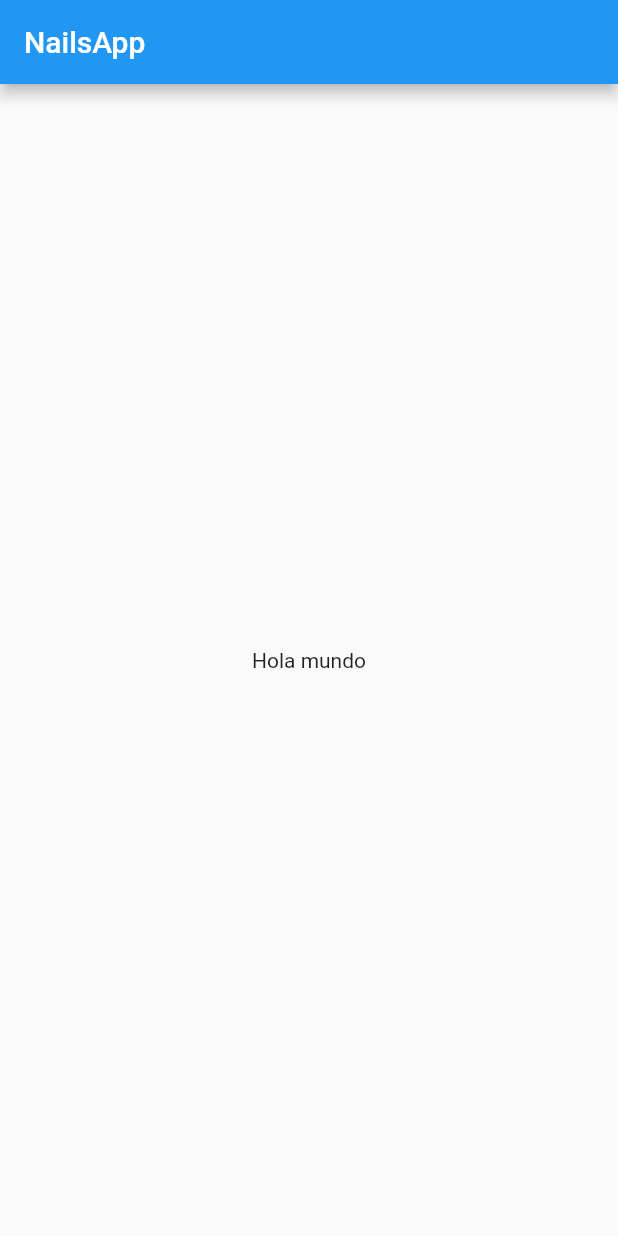
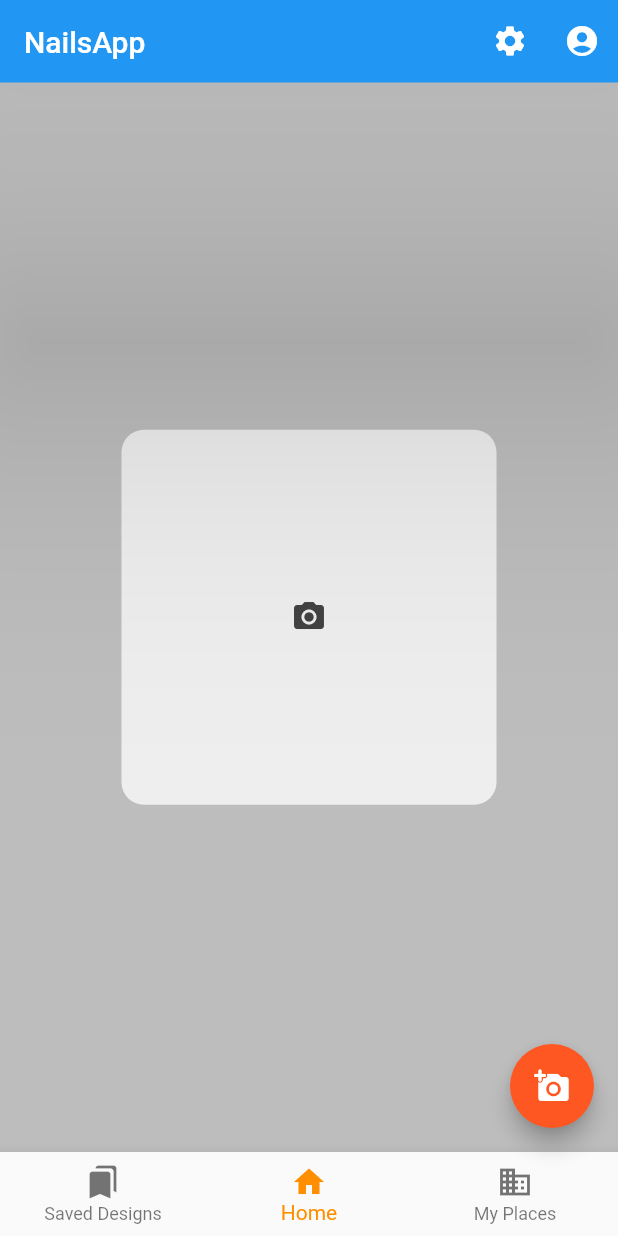
Before and after one commit to henrryrj/nails_app, a Flutter app: the screen it shows after launch, on a phone screen of 412 x 824 dp. Run offline on Flutter 3.47's test engine with Material 2 defaults, Android fonts, the light colour scheme and no system bars; our stand-ins replace camera, image_picker.

Commit message:
ImagePicker, Api Connection, Home Widget, BottomNavBar, AppBar
basic project structure, using image-picker library and api connection

```diff
--- a/lib/main.dart
+++ b/lib/main.dart
@@ -1,6 +1,8 @@
 // ignore_for_file: prefer_const_constructors
 
 import 'package:flutter/material.dart';
+import 'package:nails_app/utilities/themes/primary_theme.dart';
+import 'package:nails_app/screens/home.dart';
 
 void main() {
   runApp(const MyApp());
@@ -8,35 +10,14 @@ void main() {
 
 class MyApp extends StatelessWidget {
   const MyApp({Key? key}) : super(key: key);
+  final title = "NailsApp";
 
   @override
   Widget build(BuildContext context) {
     return MaterialApp(
         debugShowCheckedModeBanner: false,
-        title: 'Flutter Demo',
-        theme: ThemeData(
-          primarySwatch: Colors.blue,
-        ),
-        home: const MyHomePage(title: 'NailsApp'));
+        title: title,
+        theme: PrimaryTheme.lightTheme,
+        home: HomePage(title: title));
   }
 }
-
-class MyHomePage extends StatefulWidget {
-  const MyHomePage({Key? key, required this.title}) : super(key: key);
-
-  final String title;
-
-  @override
-  State<MyHomePage> createState() => _MyHomePageState();
-}
-
-class _MyHomePageState extends State<MyHomePage> {
-  @override
-  Widget build(BuildContext context) {
-    return Scaffold(
-        appBar: AppBar(
-          title: Text(widget.title),
-        ),
-        body: Center(child: Text('Hola mundo')));
-  }
-}
--- /dev/null
+++ b/lib/models/nail_design.dart
@@ -0,0 +1,17 @@
+
+class NailDesign {
+
+  int imageId;
+  double price;
+
+  NailDesign({
+    required this.imageId,
+    required this.price
+  });
+
+  void setPriceFromAPI(double price) {
+    this.price = price;
+  }
+
+  /* Modificar clase para asegurar la integridad de los datos */
+}
--- /dev/null
+++ b/lib/screens/home.dart
@@ -0,0 +1,182 @@
+import 'dart:io';
+import 'dart:typed_data';
+
+import 'package:flutter/material.dart';
+import 'package:nails_app/models/nail_design.dart';
+import 'package:nails_app/providers/image_handler.dart';
+import 'package:nails_app/utilities/themes/colors/MyColors.dart';
+import 'package:nails_app/widgets/general/appbar.dart';
+
+class HomePage extends StatefulWidget {
+
+  final String title;
+
+  HomePage({Key? key, required this.title}) : super(key : key);
+
+  @override
+  State createState() => HomePageState();
+}
+
+class HomePageState extends State<HomePage> {
+
+  Uint8List image = Uint8List(0);
+  bool isImagePicked = false;
+  int selectedIndex = 1;
+
+  List<Widget> widgetOptions = <Widget>[
+    //Index 0: Saved Designs
+    Center(child: Text('Saved Designs')),
+    //Index 1: Home
+    Center(child: Text('Home')),
+    //Index 2: My Places
+    Center(child: Text('My Places')),
+  ];
+
+
+  @override
+  Widget build(BuildContext context) {
+    return Scaffold(
+      backgroundColor: MyColors.DividerColor,
+      appBar: MyAppBar(title: widget.title, height: 55),
+      body:  selectedIndex == 1
+          ? imageBody(context)
+          : widgetOptions.elementAt(selectedIndex)
+      ,
+      floatingActionButton: FloatingActionButton(
+        child: Icon(
+          Icons.add_a_photo_rounded,
+          color: Colors.white,
+        ),
+        onPressed: () {
+          _showPicker(context);
+        },
+      ),
+      bottomNavigationBar: BottomNavigationBar(
+        items: const <BottomNavigationBarItem>[
+          BottomNavigationBarItem(
+            icon: Icon(Icons.bookmarks_rounded),
+            label: 'Saved Designs',
+          ),
+          BottomNavigationBarItem(
+            icon: Icon(Icons.home),
+            label: 'Home',
+          ),
+          BottomNavigationBarItem(
+            icon: Icon(Icons.business_outlined),
+            label: 'My Places',
+          ),
+        ],
+        currentIndex: selectedIndex,
+        selectedItemColor: Colors.amber[800],
+        onTap: onItemTapped,
+      ),
+    );
+  }
+
+  void onItemTapped(int index) {
+    setState(() {
+      selectedIndex = index;
+    });
+  }
+
+  void setImage(context,bool fromGallery) async{
+    Uint8List bytes = await ImageHandler.im.getImage(fromGallery);
+    setState(() {
+      this.image = bytes;
+      this.isImagePicked = true;
+    });
+    Navigator.of(context).pop();
+  }
+
+
+  Widget imageBody(BuildContext context){
+    return Center(
+      child: isImagePicked
+          ? Container (
+              width: 250,
+              height: 250,
+              padding: new EdgeInsets.all(5.0),
+              margin: new EdgeInsets.all(2.0),
+              child: Card(
+                  shape: RoundedRectangleBorder(
+                        borderRadius: BorderRadius.circular(15.0)),
+                  child: Column(
+                      children: [
+                        Container(
+                          padding: new EdgeInsets.all(20.0),
+                          child: Image.memory(
+                            this.image,
+                            width: 150,
+                            height: 150,
+                            fit: BoxFit.fitWidth,
+                          ),
+                        ),
+                        getPrice(context)
+                      ])
+              ),
+          )
+          : Container(
+              decoration: BoxDecoration(
+                  color: Colors.grey[200],
+                  borderRadius: BorderRadius.circular(15)),
+              width: 250,
+              height: 250,
+              child: Icon(
+                Icons.camera_alt,
+                color: Colors.grey[800],
+              ),
+          ),
+    );
+  }
+
+  Widget getPrice(context) {
+    return
+    FutureBuilder<dynamic>(
+        future: ImageHandler.im.getPrice(image),
+        builder: (context, snapshot){
+          if (snapshot.hasData) {
+              print(snapshot);
+              return Text(
+                  snapshot.data.toString(),
+                  style: TextStyle(fontSize: 18.0)
+              );
+          } else {
+              print("No hay información");
+              return Text("Sin data");
+          }
+        },
+        initialData: Center(child: CircularProgressIndicator()),
+    );
+  }
+
+
+
+  void _showPicker(context) {
+    showModalBottomSheet(
+        context: context,
+        builder: (BuildContext bc) {
+          return SafeArea(
+            child: Container(
+              child: new Wrap(
+                children: <Widget>[
+                  new ListTile(
+                      leading: new Icon(Icons.photo_library),
+                      title: new Text('Photo Gallery'),
+                      onTap: () {
+                        setImage(context, true);
+                      }),
+                  new ListTile(
+                    leading: new Icon(Icons.photo_camera),
+                    title: new Text('Camera'),
+                    onTap: () {
+                      setImage(context, false);
+                    },
+                  ),
+                ],
+              ),
+            ),
+          );
+        }
+    );
+  }
+}
--- /dev/null
+++ b/lib/utilities/themes/colors/MyColors.dart
@@ -0,0 +1,12 @@
+import 'package:flutter/material.dart';
+
+class MyColors {
+  static const PrimaryColor = Color(0xFF00BCD4);
+  static const DarkPrimaryColor = Color(0xFF0097A7);
+  static const LightPrimaryColor = Color(0xFFB2EBF2);
+  static const AccentColor = Color(0xFFFF5722);
+  static const TextIcons = Color(0xFFFFFFFF);
+  static const PrimaryText = Color(0xFF212121);
+  static const SecondaryText = Color(0xFF757575);
+  static const DividerColor = Color(0xFFBDBDBD);
+}
--- /dev/null
+++ b/lib/utilities/themes/primary_theme.dart
@@ -0,0 +1,23 @@
+import 'package:flutter/material.dart';
+
+import 'colors/MyColors.dart';
+
+class PrimaryTheme {
+  static ThemeData get lightTheme { //1
+    return ThemeData( //2
+        primaryColor: MyColors.PrimaryColor,
+        accentColor: MyColors.AccentColor,
+        primaryColorDark: MyColors.DarkPrimaryColor,
+        backgroundColor: Colors.white,
+        primaryColorLight: MyColors.LightPrimaryColor,
+        scaffoldBackgroundColor: Colors.white,
+        fontFamily: 'Montserrat', //3
+        primaryTextTheme: Typography.whiteRedwoodCity,
+        textTheme: Typography.blackRedwoodCity,
+        buttonTheme: ButtonThemeData( // 4
+          shape: RoundedRectangleBorder(borderRadius: BorderRadius.circular(12.0)),
+          buttonColor: MyColors.LightPrimaryColor,
+        )
+    );
+  }
+}
--- /dev/null
+++ b/lib/widgets/general/appbar.dart
@@ -0,0 +1,44 @@
+import 'package:flutter/material.dart';
+import 'package:nails_app/utilities/themes/colors/MyColors.dart';
+
+class MyAppBar extends StatelessWidget implements PreferredSizeWidget{
+
+  final double height;
+  final String title;
+  const MyAppBar(
+      {
+        Key? key,
+        required this.title,
+        required this.height
+      }) : super(key: key);
+
+  @override
+  Widget build(BuildContext context) {
+    return AppBar(
+      title: Text(title),
+      actions: <Widget>[
+        IconButton(
+          icon: Icon(
+            Icons.settings,
+            color: Colors.white,
+          ),
+          tooltip: 'Settings',
+          onPressed: () {},
+        ),
+        IconButton(
+          icon: Icon(
+              Icons.account_circle_sharp,
+              color: Colors.white,
+          ),
+          tooltip: 'Login',
+          onPressed: () {},
+        ),
+      ],
+      elevation: 100.0,
+      brightness: Brightness.dark,
+    );
+  }
+
+  @override
+  Size get preferredSize => Size.fromHeight(height);
+}
--- a/pubspec.yaml
+++ b/pubspec.yaml
@@ -34,6 +34,8 @@ dependencies:
   # The following adds the Cupertino Icons font to your application.
   # Use with the CupertinoIcons class for iOS style icons.
   cupertino_icons: ^1.0.2
+  image_picker: ^0.8.4+1
+  camera: ^0.9.2+2
 
 dev_dependencies:
   flutter_test:
```
Also changed, not shown: lib/providers/api_connection.dart (added, +43 -0 lines), lib/providers/image_handler.dart (added, +50 -0 lines), pubspec.lock, 4 other files.
